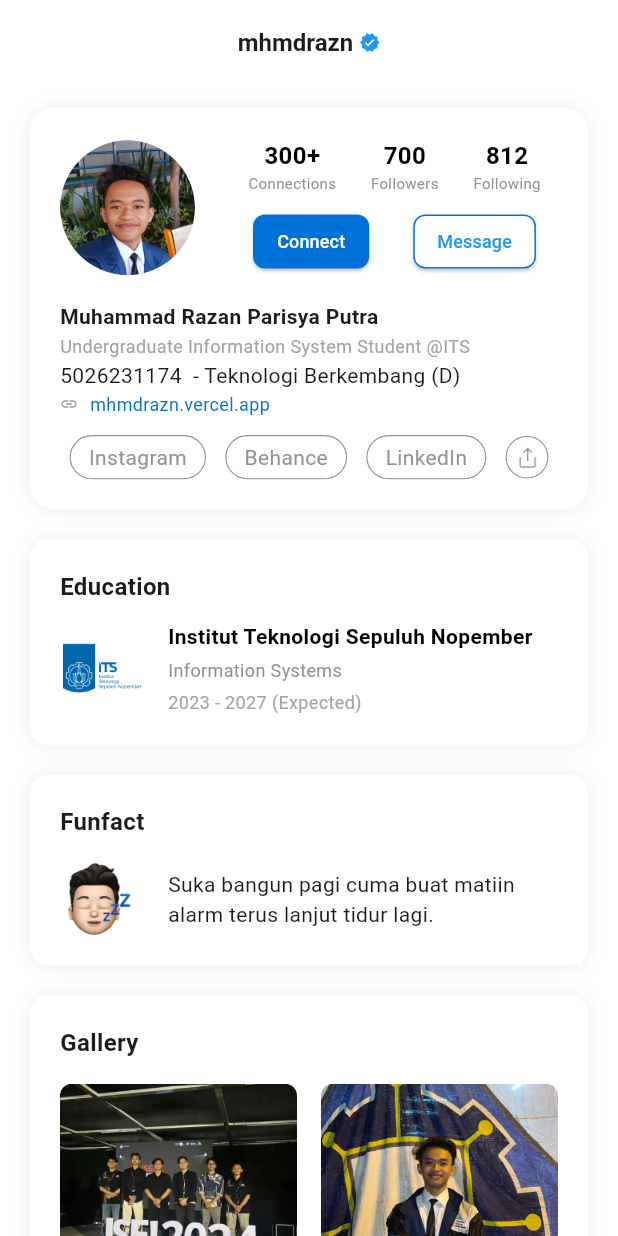
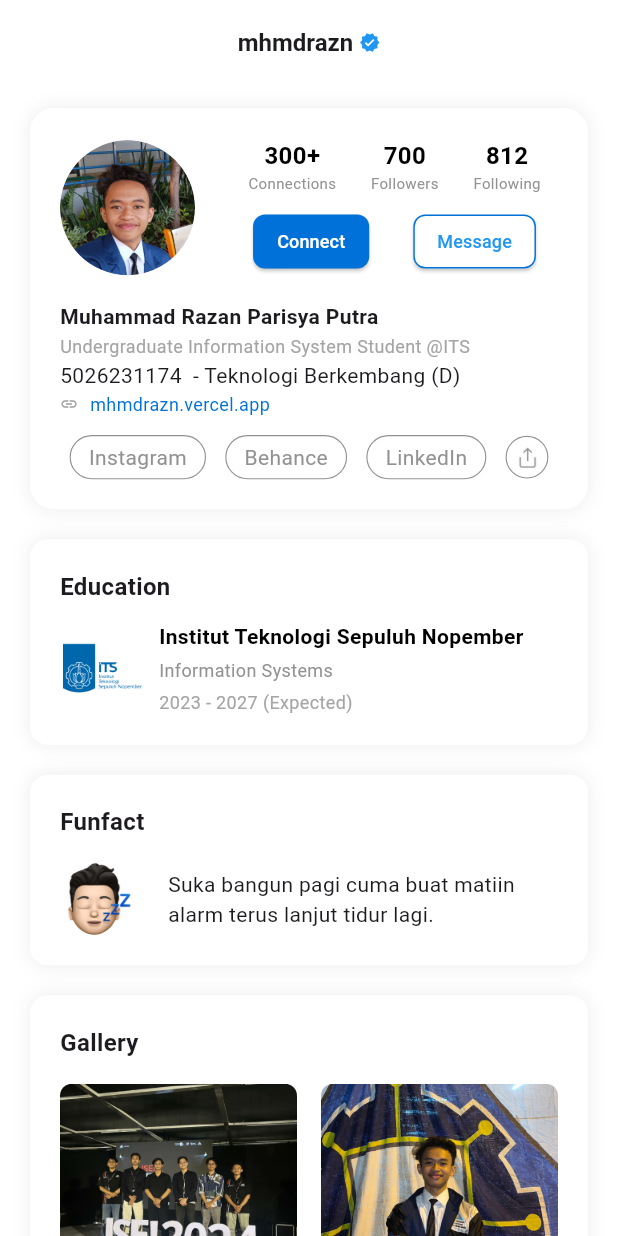
Before and after one commit to mhmdrazn/mobile-profile-page, a Flutter app: the screen it shows after launch, on a phone screen of 412 x 824 dp. Run offline on Flutter 3.47's test engine with Material 3 defaults, Android fonts, the phone set to English and light mode, and no system bars; Roboto replaces fonts that are missing (SF-Pro-Display).

Commit message:
fix spacing

```diff
--- a/lib/main.dart
+++ b/lib/main.dart
@@ -200,7 +200,7 @@ class ProfilePage extends StatelessWidget {
                                 child: Image.asset('assets/images/its.png', fit: BoxFit.cover),
                               ),
                             ),
-                            const SizedBox(width: 16),
+                            const SizedBox(width: 10),
                             Column(
                               crossAxisAlignment: CrossAxisAlignment.start,
                               children: [
```
